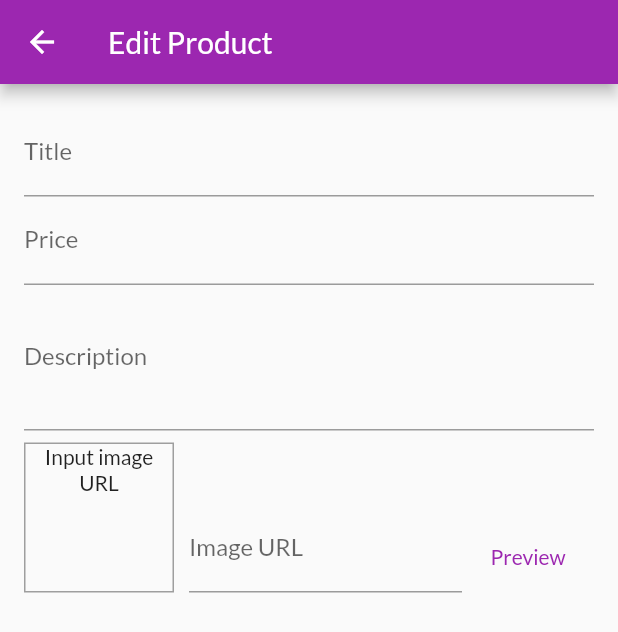
After one commit to areeeeb/shop_app_flutter, a Flutter app: the EditProductScreen screen opened by its route, on a phone screen of 412 x 824 dp. The commit adds this screen. Shown: the top 632 px of the screen. Run offline on Flutter 3.47's test engine with Material 2 defaults, Android fonts, the phone set to English and light mode, and no system bars; network calls fail.

Commit message:
Added form in the edit product section.

```diff
--- a/lib/main.dart
+++ b/lib/main.dart
@@ -3,6 +3,7 @@ import 'package:provider/provider.dart';
 import 'package:shop_app/providers/cart.dart';
 import 'package:shop_app/providers/orders.dart';
 import 'package:shop_app/screens/cart_screen.dart';
+import 'package:shop_app/screens/edit_product_screen.dart';
 import 'package:shop_app/screens/orders_screen.dart';
 import 'package:shop_app/screens/user_products_screen.dart';
 
@@ -41,6 +42,7 @@ class MyApp extends StatelessWidget {
           CartScreen.routeName: (ctx) => CartScreen(),
           OrdersScreen.routeName: (ctx) => OrdersScreen(),
           UserProductsScreen.routeName: (ctx) => UserProductsScreen(),
+          EditProductScreen.routeName: (ctx) => EditProductScreen(),
         },
       ),
     );
--- /dev/null
+++ b/lib/screens/edit_product_screen.dart
@@ -0,0 +1,126 @@
+import 'package:flutter/material.dart';
+
+class EditProductScreen extends StatefulWidget {
+  static const routeName = '/edit-product';
+
+  @override
+  _EditProductScreenState createState() => _EditProductScreenState();
+}
+
+class _EditProductScreenState extends State<EditProductScreen> {
+  final _priceFocusNode = FocusNode();
+  final _descriptionFocusNode = FocusNode();
+  final _imageUrlController = TextEditingController();
+  final _imageUrlFocusNode = FocusNode();
+
+  @override
+  void initState() {
+    // TODO: implement initState
+    _imageUrlFocusNode.addListener(_updateImageUrl);
+    super.initState();
+  }
+
+  @override
+  void dispose() {
+    // You should always dispose the FocusNodes manually to avoid memory leaks.
+    _priceFocusNode.dispose();
+    _descriptionFocusNode.dispose();
+    _imageUrlController.dispose();
+    _imageUrlFocusNode.dispose();
+    super.dispose();
+  }
+
+  void _updateImageUrl() {
+    if (!_imageUrlFocusNode.hasFocus) {
+      setState(() {});
+    }
+  }
+
+  @override
+  Widget build(BuildContext context) {
+    return Scaffold(
+      appBar: AppBar(
+        title: Text('Edit Product'),
+      ),
+      body: Padding(
+        padding: const EdgeInsets.all(16),
+        child: Form(
+          child: ListView(
+            children: <Widget>[
+              TextFormField(
+                decoration: InputDecoration(
+                  labelText: 'Title',
+                ),
+                onFieldSubmitted: (_) {
+                  FocusScope.of(context).requestFocus(_priceFocusNode);
+                },
+              ),
+              TextFormField(
+                decoration: InputDecoration(
+                  labelText: 'Price',
+                ),
+                keyboardType: TextInputType.number,
+                focusNode: _priceFocusNode,
+                onFieldSubmitted: (_) {
+                  FocusScope.of(context).requestFocus(_descriptionFocusNode);
+                },
+              ),
+              TextFormField(
+                decoration: InputDecoration(
+                  labelText: 'Description',
+                ),
+                maxLines: 3,
+                keyboardType: TextInputType.multiline,
+                focusNode: _descriptionFocusNode,
+              ),
+              Row(
+                crossAxisAlignment: CrossAxisAlignment.end,
+                children: <Widget>[
+                  Container(
+                    width: 100,
+                    height: 100,
+                    margin: EdgeInsets.only(
+                      top: 8,
+                      right: 10,
+                    ),
+                    decoration: BoxDecoration(
+                      border: Border.all(
+                        width: 1,
+                        color: Colors.grey,
+                      ),
+                    ),
+                    child: _imageUrlController.text.isEmpty
+                        ? Text(
+                            'Input image URL',
+                            textAlign: TextAlign.center,
+                          )
+                        : FittedBox(
+                            child: Image.network(_imageUrlController.text),
+                            fit: BoxFit.cover,
+                          ),
+                  ),
+                  Expanded(
+                    child: TextFormField(
+                      decoration: InputDecoration(labelText: 'Image URL'),
+                      controller: _imageUrlController,
+                      keyboardType: TextInputType.url,
+                      textInputAction: TextInputAction.done,
+                      focusNode: _imageUrlFocusNode,
+                    ),
+                  ),
+                  FlatButton(
+                    child: Text('Preview'),
+                    onPressed: () {
+                      setState(() {});
+                    },
+                    textColor: Theme.of(context).primaryColor,
+                  ),
+                ],
+              ),
+            ],
+          ),
+        ),
+      ),
+    );
+  }
+}
--- a/lib/screens/user_products_screen.dart
+++ b/lib/screens/user_products_screen.dart
@@ -2,6 +2,7 @@ import 'package:flutter/material.dart';
 import 'package:provider/provider.dart';
 
 import 'package:shop_app/providers/products.dart';
+import 'package:shop_app/screens/edit_product_screen.dart';
 import 'package:shop_app/widgets/app_drawer.dart';
 import 'package:shop_app/widgets/user_product_item.dart';
 
@@ -18,7 +19,9 @@ class UserProductsScreen extends StatelessWidget {
         actions: <Widget>[
           IconButton(
             icon: const Icon(Icons.add),
-            onPressed: () {},
+            onPressed: () {
+              Navigator.pushNamed(context, EditProductScreen.routeName);
+            },
           )
         ],
       ),
```
